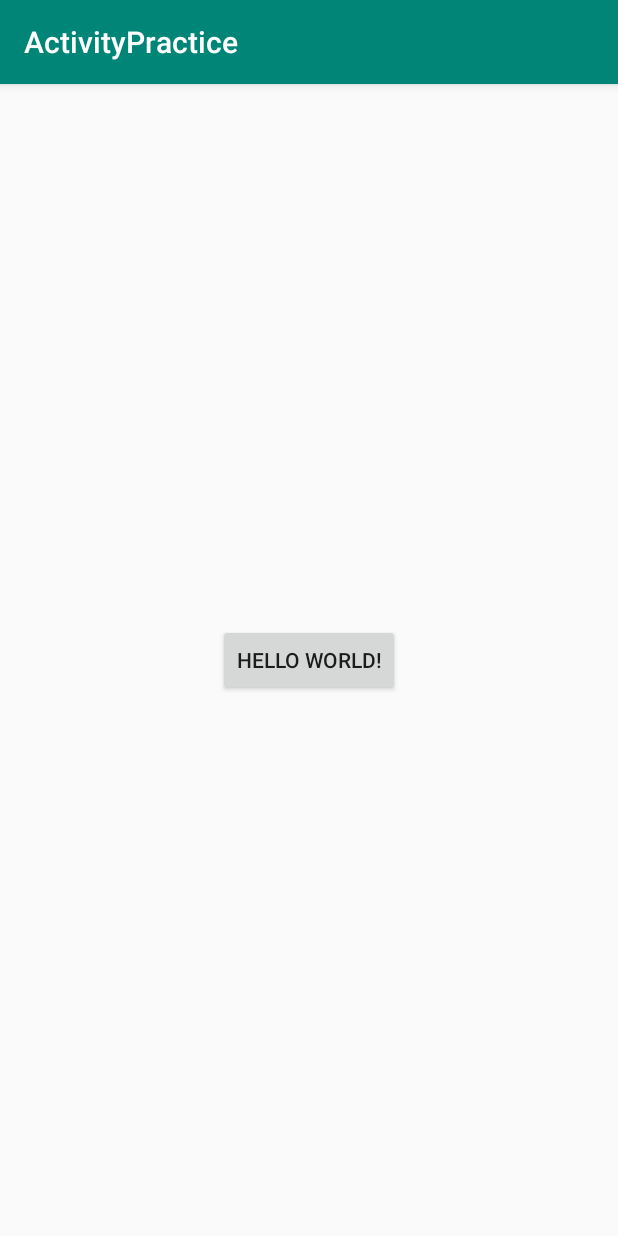
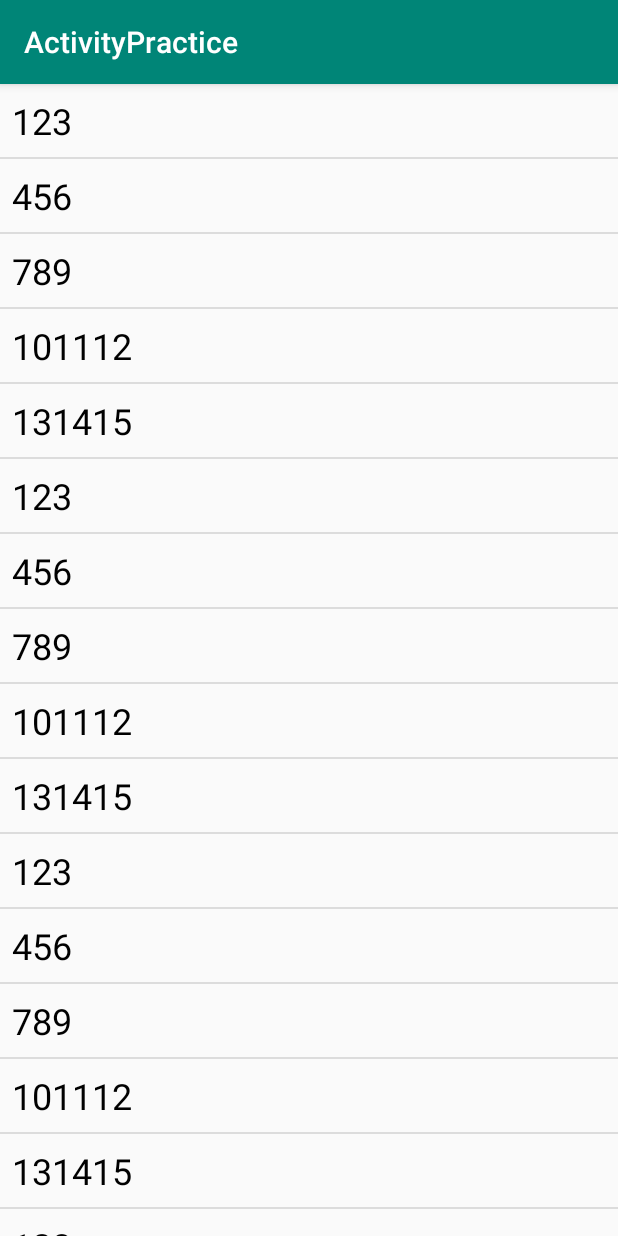
Before and after one commit to dlthgml1997/Bug, an Android app: the screen it shows after launch (MainActivity before the commit, ListActivity after it), on a phone screen of 412 x 824 dp. Run offline under Robolectric (Android 15) with nearby library versions, the phone set to English and light mode, and no system bars.

Commit message:
<ListActivity> ListAdapter 연습

```diff
--- a/ActivityPractice/app/src/main/AndroidManifest.xml
+++ b/ActivityPractice/app/src/main/AndroidManifest.xml
@@ -10,13 +10,16 @@
             android:supportsRtl="true"
             android:theme="@style/AppTheme">
         <activity android:name=".MainActivity">
+        </activity>
+        <activity android:name=".SubActivity"/>
+        <activity android:name=".ListActivity">
             <intent-filter>
                 <action android:name="android.intent.action.MAIN"/>
 
                 <category android:name="android.intent.category.LAUNCHER"/>
             </intent-filter>
+
         </activity>
-        <activity android:name=".SubActivity"/>
     </application>
 
 </manifest>
--- /dev/null
+++ b/ActivityPractice/app/src/main/java/com/androidstudy/activitypractice/ListActivity.kt
@@ -0,0 +1,14 @@
+package com.androidstudy.activitypractice
+
+import android.os.Bundle
+import android.support.v7.app.AppCompatActivity
+import kotlinx.android.synthetic.main.activity_list.*
+
+class ListActivity : AppCompatActivity() {
+    override fun onCreate(savedInstanceState: Bundle?) {
+        super.onCreate(savedInstanceState)
+        setContentView(R.layout.activity_list)
+
+        list.adapter = com.androidstudy.activitypractice.adapter.ListAdapter(layoutInflater)
+    }
+}
--- a/ActivityPractice/app/src/main/java/com/androidstudy/activitypractice/MainActivity.kt
+++ b/ActivityPractice/app/src/main/java/com/androidstudy/activitypractice/MainActivity.kt
@@ -13,6 +13,7 @@ class MainActivity : AppCompatActivity() {
 
         btn_main_act_next_page.setOnClickListener {
             val intent : Intent = Intent(this,SubActivity::class.java)
+            intent.putExtra("message",et_main_act_message.text.toString())
             startActivity(intent)
         }
     }
--- a/ActivityPractice/app/src/main/java/com/androidstudy/activitypractice/SubActivity.kt
+++ b/ActivityPractice/app/src/main/java/com/androidstudy/activitypractice/SubActivity.kt
@@ -2,10 +2,14 @@ package com.androidstudy.activitypractice
 
 import android.os.Bundle
 import android.support.v7.app.AppCompatActivity
+import kotlinx.android.synthetic.main.activity_sub.*
 
 class SubActivity : AppCompatActivity() {
     override fun onCreate(savedInstanceState: Bundle?) {
         super.onCreate(savedInstanceState)
         setContentView(R.layout.activity_sub)
+
+        tv_sub_act_message.text = intent.getStringExtra("message")
+
     }
 }
--- /dev/null
+++ b/ActivityPractice/app/src/main/java/com/androidstudy/activitypractice/adapter/ListAdapter.kt
@@ -0,0 +1,46 @@
+package com.androidstudy.activitypractice.adapter
+
+import android.view.LayoutInflater
+import android.view.View
+import android.view.ViewGroup
+import android.widget.BaseAdapter
+import com.androidstudy.activitypractice.R
+import kotlinx.android.synthetic.main.list_item.view.*
+
+class ListAdapter(val layoutInflater: LayoutInflater) : BaseAdapter() {
+    val items = listOf(
+        "123",
+        "456",
+        "789",
+        "101112",
+        "131415",
+        "123",
+        "456",
+        "789",
+        "101112",
+        "131415",
+        "123",
+        "456",
+        "789",
+        "101112",
+        "131415",
+        "123",
+        "456",
+        "789",
+        "101112",
+        "131415"
+    )
+
+    override fun getView(position: Int, convertView: View?, parent: ViewGroup?): View {
+        val view = layoutInflater.inflate(R.layout.list_item,null)
+        view.tv_list_item.text= items[position]
+        return view
+    }
+
+    override fun getItem(position: Int)= items[position]
+
+    override fun getItemId(position: Int) = position.toLong()
+
+    override fun getCount() = items.size //kotlin은 return 굳이 안해줘도 됨.
+
+}
--- /dev/null
+++ b/ActivityPractice/app/src/main/res/layout/activity_list.xml
@@ -0,0 +1,12 @@
+<?xml version="1.0" encoding="utf-8"?>
+<android.support.constraint.ConstraintLayout xmlns:android="http://schemas.android.com/apk/res/android"
+                                             android:layout_width="match_parent"
+                                             android:layout_height="match_parent">
+
+    <ListView
+            android:id="@+id/list"
+            android:layout_width="match_parent"
+            android:layout_height="match_parent">
+    </ListView>
+
+</android.support.constraint.ConstraintLayout>
--- a/ActivityPractice/app/src/main/res/layout/activity_main.xml
+++ b/ActivityPractice/app/src/main/res/layout/activity_main.xml
@@ -1,20 +1,23 @@
 <?xml version="1.0" encoding="utf-8"?>
-<android.support.constraint.ConstraintLayout
+<LinearLayout
         xmlns:android="http://schemas.android.com/apk/res/android"
         xmlns:tools="http://schemas.android.com/tools"
         xmlns:app="http://schemas.android.com/apk/res-auto"
         android:layout_width="match_parent"
         android:layout_height="match_parent"
+        android:orientation="vertical"
         tools:context=".MainActivity">
 
+    <EditText
+            android:id="@+id/et_main_act_message"
+            android:layout_width="match_parent"
+            android:layout_height="wrap_content"
+            android:layout_marginHorizontal="16dp"/>
     <Button
             android:id="@+id/btn_main_act_next_page"
             android:layout_width="wrap_content"
             android:layout_height="wrap_content"
-            android:text="Hello World!"
-            app:layout_constraintBottom_toBottomOf="parent"
-            app:layout_constraintLeft_toLeftOf="parent"
-            app:layout_constraintRight_toRightOf="parent"
-            app:layout_constraintTop_toTopOf="parent"/>
+            android:text="go to subAct"
+            android:layout_alignParentTop="true"/>
 
-</android.support.constraint.ConstraintLayout>
+</LinearLayout>
--- a/ActivityPractice/app/src/main/res/layout/activity_sub.xml
+++ b/ActivityPractice/app/src/main/res/layout/activity_sub.xml
@@ -3,7 +3,10 @@
                 android:layout_width="match_parent"
                 android:layout_height="match_parent">
 
-    <TextView android:layout_width="wrap_content" android:layout_height="wrap_content"
+    <TextView
+            android:id="@+id/tv_sub_act_message"
+            android:layout_width="wrap_content"
+              android:layout_height="wrap_content"
             android:text="I'm sub Activity"
             android:layout_centerInParent="true"/>
 
--- /dev/null
+++ b/ActivityPractice/app/src/main/res/layout/list_item.xml
@@ -0,0 +1,17 @@
+<?xml version="1.0" encoding="utf-8"?>
+<android.support.constraint.ConstraintLayout xmlns:android="http://schemas.android.com/apk/res/android"
+                                             xmlns:app="http://schemas.android.com/apk/res-auto" android:layout_width="match_parent"
+                                             android:layout_height="wrap_content">
+    <TextView
+            android:id="@+id/tv_list_item"
+            android:layout_width="wrap_content"
+            android:layout_height="wrap_content"
+            android:textColor="#000"
+            android:textSize="24dp"
+            android:text="I'm ListView item"
+            android:layout_marginStart="8dp"
+            app:layout_constraintStart_toStartOf="parent" android:layout_marginLeft="8dp" android:layout_marginTop="8dp"
+            app:layout_constraintTop_toTopOf="parent" android:layout_marginBottom="8dp"
+            app:layout_constraintBottom_toBottomOf="parent"/>
+
+</android.support.constraint.ConstraintLayout>
```
